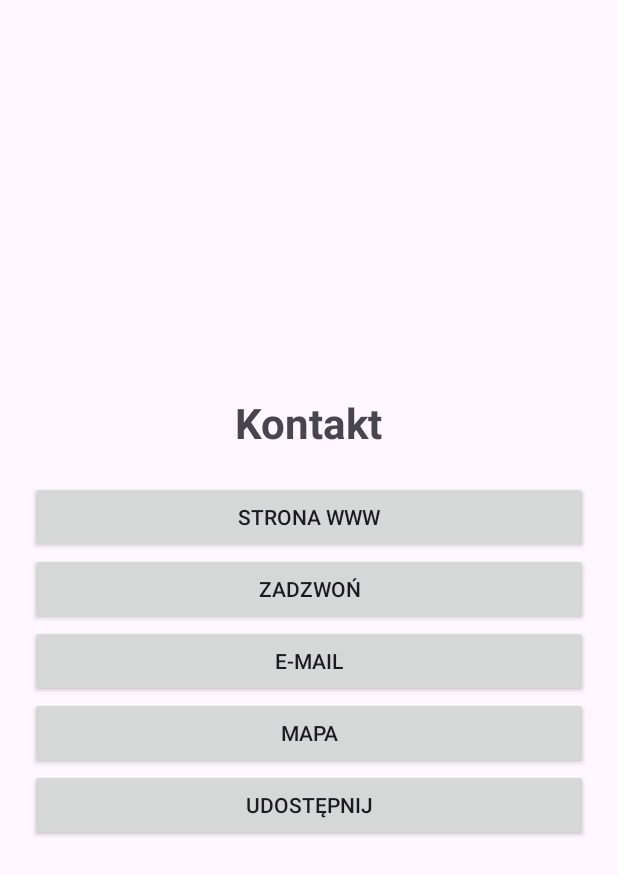
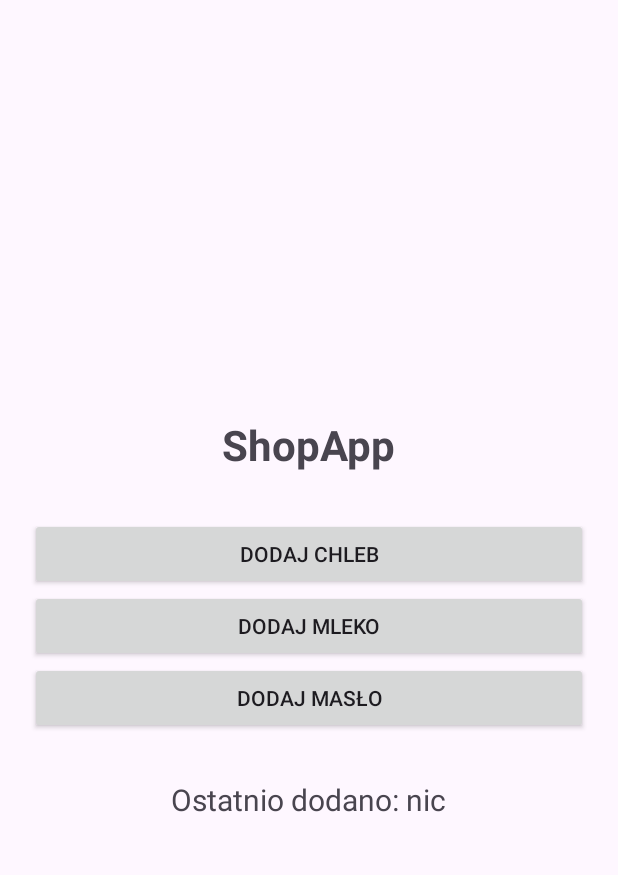
Before and after one commit to niko429/M03toolBar, an Android app: the screen it shows after launch (MainActivity), on a phone screen of 412 x 824 dp. Shown: the top 875 px of the screen. Run offline under Robolectric (Android 15) with nearby library versions, the phone set to English and light mode, and no system bars.

Commit message:
exp. 6 done

```diff
--- a/M03zadania/app/src/main/java/com/napertyhryhorenko/m03/MainActivity.java
+++ b/M03zadania/app/src/main/java/com/napertyhryhorenko/m03/MainActivity.java
@@ -2,107 +2,63 @@ package com.napertyhryhorenko.m03;
 
 import android.app.Activity;
 import android.os.Bundle;
-import android.content.Intent;
-import android.content.ActivityNotFoundException;
-import android.net.Uri;
 import android.view.View;
 import android.widget.Button;
-import android.widget.Toast;
+import android.widget.TextView;
 
 public class MainActivity extends Activity {
 
-    Button btnStrona, btnTelefon, btnEmail, btnMapa, btnUdostepnij;
+    Button btnChleb, btnMleko, btnMaslo;
+    TextView txtOstatnioDodano;
 
     @Override
     protected void onCreate(Bundle savedInstanceState) {
         super.onCreate(savedInstanceState);
         setContentView(R.layout.activity_main);
 
-        btnStrona = findViewById(R.id.btnStrona);
-        btnTelefon = findViewById(R.id.btnTelefon);
-        btnEmail = findViewById(R.id.btnEmail);
-        btnMapa = findViewById(R.id.btnMapa);
-        btnUdostepnij = findViewById(R.id.btnUdostepnij);
+        btnChleb = findViewById(R.id.btnChleb);
+        btnMleko = findViewById(R.id.btnMleko);
+        btnMaslo = findViewById(R.id.btnMaslo);
 
-        // STRONA WWW
-        btnStrona.setOnClickListener(new View.OnClickListener() {
+        txtOstatnioDodano = findViewById(R.id.txtOstatnioDodano);
+
+        // PRZYWRACANIE DANYCH
+        if (savedInstanceState != null) {
+            String produkt = savedInstanceState.getString("ostatniProdukt");
+            txtOstatnioDodano.setText(produkt);
+        }
+
+        // DODAWANIE CHLEBA
+        btnChleb.setOnClickListener(new View.OnClickListener() {
             @Override
             public void onClick(View v) {
-                try {
-                    Intent intent = new Intent(Intent.ACTION_VIEW,
-                            Uri.parse("https://www.google.com"));
-                    startActivity(intent);
-                } catch (ActivityNotFoundException e) {
-                    Toast.makeText(MainActivity.this,
-                            "Brak przeglądarki", Toast.LENGTH_SHORT).show();
-                }
+                txtOstatnioDodano.setText("Ostatnio dodano: Chleb");
             }
         });
 
-        // TELEFON
-        btnTelefon.setOnClickListener(new View.OnClickListener() {
+        // DODAWANIE MLEKA
+        btnMleko.setOnClickListener(new View.OnClickListener() {
             @Override
             public void onClick(View v) {
-                try {
-                    Intent intent = new Intent(Intent.ACTION_DIAL,
-                            Uri.parse("tel:123456789"));
-                    startActivity(intent);
-                } catch (ActivityNotFoundException e) {
-                    Toast.makeText(MainActivity.this,
-                            "Brak aplikacji telefonu", Toast.LENGTH_SHORT).show();
-                }
+                txtOstatnioDodano.setText("Ostatnio dodano: Mleko");
             }
         });
 
-        // E-MAIL
-        btnEmail.setOnClickListener(new View.OnClickListener() {
+        // DODAWANIE MASŁA
+        btnMaslo.setOnClickListener(new View.OnClickListener() {
             @Override
             public void onClick(View v) {
-                try {
-                    Intent intent = new Intent(Intent.ACTION_SENDTO,
-                            Uri.parse("mailto:kontakt@gmail.com"));
-                    startActivity(intent);
-                } catch (ActivityNotFoundException e) {
-                    Toast.makeText(MainActivity.this,
-                            "Brak aplikacji pocztowej", Toast.LENGTH_SHORT).show();
-                }
-            }
-        });
-
-        // MAPA
-        btnMapa.setOnClickListener(new View.OnClickListener() {
-            @Override
-            public void onClick(View v) {
-                try {
-                    Intent intent = new Intent(Intent.ACTION_VIEW,
-                            Uri.parse("geo:52.2297,21.0122?q=Warszawa"));
-                    startActivity(intent);
-                } catch (ActivityNotFoundException e) {
-                    Toast.makeText(MainActivity.this,
-                            "Brak aplikacji map", Toast.LENGTH_SHORT).show();
-                }
-            }
-        });
-
-        // UDOSTĘPNIANIE
-        btnUdostepnij.setOnClickListener(new View.OnClickListener() {
-            @Override
-            public void onClick(View v) {
-                try {
-                    Intent intent = new Intent(Intent.ACTION_SEND);
-                    intent.setType("text/plain");
-                    intent.putExtra(Intent.EXTRA_TEXT,
-                            "Kontakt: https://www.google.com");
-
-                    startActivity(Intent.createChooser(intent,
-                            "Udostępnij przez"));
-
-                } catch (ActivityNotFoundException e) {
-                    Toast.makeText(MainActivity.this,
-                            "Brak aplikacji do udostępniania",
-                            Toast.LENGTH_SHORT).show();
-                }
+                txtOstatnioDodano.setText("Ostatnio dodano: Masło");
             }
         });
     }
+
+    // ZAPISYWANIE DANYCH
+    @Override
+    protected void onSaveInstanceState(Bundle outState) {
+        super.onSaveInstanceState(outState);
+
+        outState.putString("ostatniProdukt",
+                txtOstatnioDodano.getText().toString());
+    }
 }
--- a/M03zadania/app/src/main/res/layout/activity_main.xml
+++ b/M03zadania/app/src/main/res/layout/activity_main.xml
@@ -9,39 +9,35 @@
     <TextView
         android:layout_width="wrap_content"
         android:layout_height="wrap_content"
-        android:text="Kontakt"
+        android:text="ShopApp"
         android:textSize="28sp"
         android:textStyle="bold"
-        android:layout_marginBottom="20dp" />
+        android:layout_marginBottom="30dp" />
 
     <Button
-        android:id="@+id/btnStrona"
+        android:id="@+id/btnChleb"
         android:layout_width="match_parent"
         android:layout_height="wrap_content"
-        android:text="Strona WWW" />
+        android:text="Dodaj chleb" />
 
     <Button
-        android:id="@+id/btnTelefon"
+        android:id="@+id/btnMleko"
         android:layout_width="match_parent"
         android:layout_height="wrap_content"
-        android:text="Zadzwoń" />
+        android:text="Dodaj mleko" />
 
     <Button
-        android:id="@+id/btnEmail"
+        android:id="@+id/btnMaslo"
         android:layout_width="match_parent"
         android:layout_height="wrap_content"
-        android:text="E-mail" />
+        android:text="Dodaj masło" />
 
-    <Button
-        android:id="@+id/btnMapa"
-        android:layout_width="match_parent"
+    <TextView
+        android:id="@+id/txtOstatnioDodano"
+        android:layout_width="wrap_content"
         android:layout_height="wrap_content"
-        android:text="Mapa" />
-
-    <Button
-        android:id="@+id/btnUdostepnij"
-        android:layout_width="match_parent"
-        android:layout_height="wrap_content"
-        android:text="Udostępnij" />
+        android:text="Ostatnio dodano: nic"
+        android:textSize="20sp"
+        android:layout_marginTop="30dp" />
 
 </LinearLayout>
```
